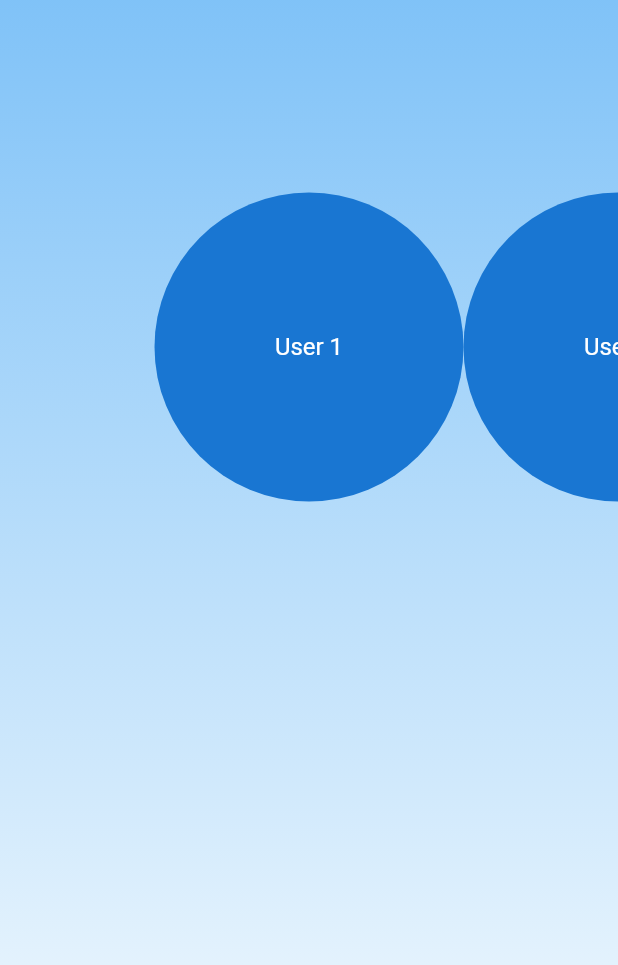
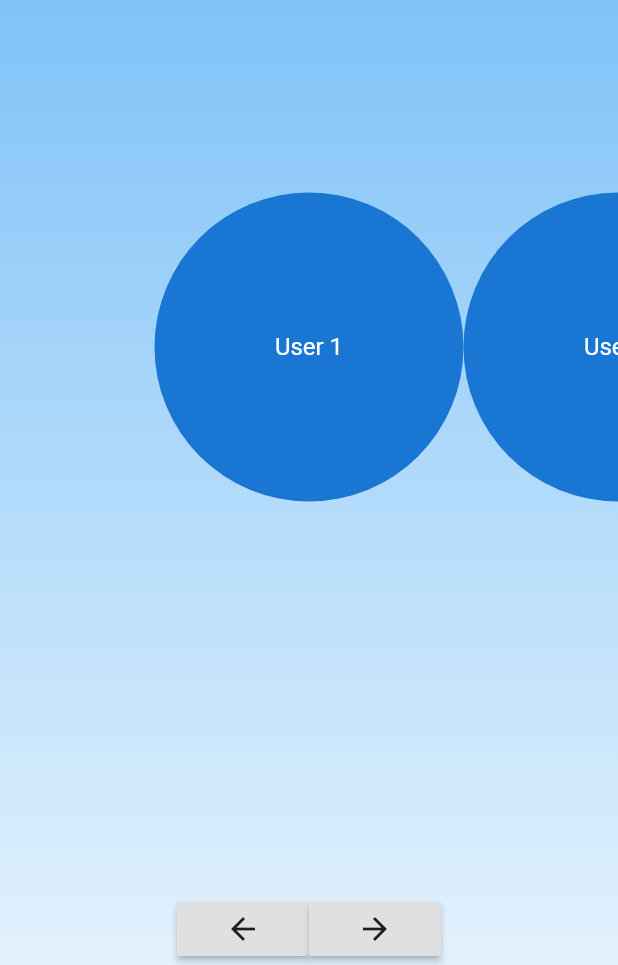
Before and after one commit to linnefromice/flutter_practice_animation, a Flutter app: the PageControllerScreen screen opened by its route, on a phone screen of 412 x 824 dp, the part 271-1236 px from its top. Run offline on Flutter 3.47's test engine with Material 2 defaults, Android fonts, the phone set to English and light mode, and no system bars; our stand-ins replace liquid_swipe, page_transition; missing offline and left inert: flick, flutter_sequence_animation, im_animations.

Commit message:
add buttons for sliding widget

```diff
--- a/lib/screens/page_controller_screen.dart
+++ b/lib/screens/page_controller_screen.dart
@@ -33,6 +33,34 @@ class _State extends State<PageControllerScreen> {
               CircleAvatar(child: Text("User 5")),
               CircleAvatar(child: Text("User 6")),
             ]
+          ),
+          Align(
+              alignment: Alignment.bottomCenter,
+              child: Row(
+                mainAxisAlignment: MainAxisAlignment.center,
+                children: [
+                  RaisedButton(
+                    child: Icon(Icons.arrow_back),
+                    onPressed: () {
+                      _pageController.animateToPage(
+                        _pageController.page.toInt() - 1,
+                        duration: Duration(milliseconds: 400),
+                        curve: Curves.easeInOut,
+                      );
+                    },
+                  ),
+                  RaisedButton(
+                    child: Icon(Icons.arrow_forward),
+                    onPressed: () {
+                      _pageController.animateToPage(
+                        _pageController.page.toInt() + 1,
+                        duration: Duration(milliseconds: 400),
+                        curve: Curves.easeInOut,
+                      );
+                    },
+                  ),
+                ],
+              )
           )
         ],
       ),
```
